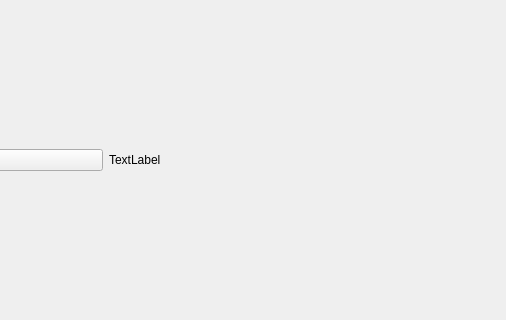
Above: designer/mainwindow.ui from ron93/python_playground before the change; both pictures show x 294 to 800 and y 129 to 449 of the 800 by 600 pixel window. Below: the same form after it.
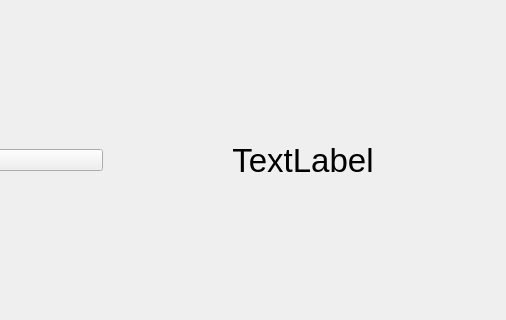
That is the form after the change.

The edit to the form file:
```diff
--- a/designer/mainwindow.ui
+++ b/designer/mainwindow.ui
@@ -24,9 +24,17 @@
     </item>
     <item>
      <widget class="QLabel" name="label">
+      <property name="font">
+       <font>
+        <pointsize>25</pointsize>
+       </font>
+      </property>
       <property name="text">
        <string>TextLabel</string>
       </property>
+      <property name="alignment">
+       <set>Qt::AlignCenter</set>
+      </property>
      </widget>
     </item>
    </layout>
```
